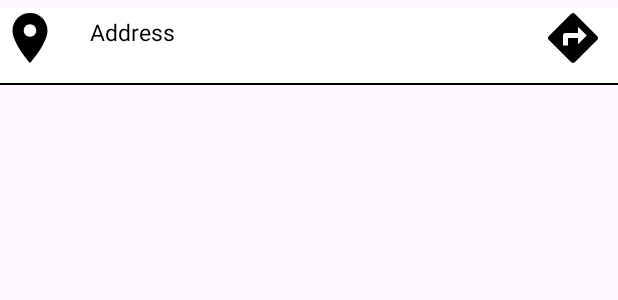
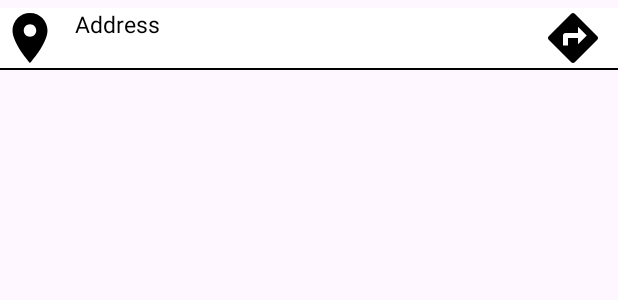
Before and after one commit to MaiManh15/MobileTest, an Android app: the layout row_address_model.xml on its own in the app's theme, with its tools: preview values and no code run, on a phone screen of 412 x 824 dp. Shown: the top 300 px of the screen. Run offline under Robolectric (Android 15) with nearby library versions, the phone set to English and light mode, and no system bars.

```diff
--- a/app/src/main/java/com/example/mobiletest/Datas/API/ApiService.kt
+++ b/app/src/main/java/com/example/mobiletest/Datas/API/ApiService.kt
@@ -10,5 +10,6 @@ interface ApiService {
     fun getLocations(
         @Query("q") query: String,
         @Query("apiKey") apiKey: String,
+        @Query("lang") lang:String
     ): Call<APIResModel>
 }
--- a/app/src/main/java/com/example/mobiletest/Datas/Model/AddressModel.kt
+++ b/app/src/main/java/com/example/mobiletest/Datas/Model/AddressModel.kt
@@ -1,7 +1,8 @@
 package com.example.mobiletest.Datas.Model
 
 data class AddressModel(
-    val label: String ?= null,
+    val label: String?=null,
+    val subdistrict: String ?= null,
     val countryCode: String?= null,
     val countryName: String?= null,
     val stateCode: String?= null,
--- a/app/src/main/res/layout/row_address_model.xml
+++ b/app/src/main/res/layout/row_address_model.xml
@@ -8,51 +8,47 @@
     android:layout_gravity="center_horizontal"
     android:layout_marginTop="5dp">
 
-    <RelativeLayout
+    <LinearLayout
         android:id="@+id/txt_and_btn"
         android:layout_width="match_parent"
-        android:layout_height="wrap_content">
+        android:layout_height="wrap_content"
+        android:orientation="horizontal"
+        android:gravity="center">
 
         <ImageView
             android:id="@+id/location_ic"
             android:layout_width="40dp"
             android:layout_height="40dp"
-            android:src="@drawable/baseline_location_on_40"
             android:background="@color/white"
-            android:layout_alignParentStart="true"
-            android:layout_marginEnd="10dp"
+            android:src="@drawable/ic_location_40"
             />
 
         <TextView
             android:id="@+id/address_txt"
-            android:layout_width="match_parent"
+            android:layout_width="0dp"
             android:layout_height="wrap_content"
-            android:lines="2"
-            android:layout_marginStart="10dp"
-            android:layout_marginTop="5dp"
-            android:layout_toStartOf="@id/img_btn"
-            android:layout_toEndOf="@id/location_ic"
+            android:layout_weight="1"
+            android:maxLines="4"
+            android:minLines="2"
             android:textSize="15sp"
             android:textColor="@color/black"
+            android:layout_marginStart="10dp"
             android:text="Address"/>
 
         <ImageView
             android:id="@+id/img_btn"
             android:layout_width="40dp"
             android:layout_height="40dp"
-
-            android:src="@drawable/baseline_directions_24"
+            android:src="@drawable/ic_directions_40"
             android:background="@color/white"
-            android:layout_alignParentEnd="true"
             android:layout_marginEnd="10dp"
             />
 
-    </RelativeLayout>
+    </LinearLayout>
 
     <View
         android:layout_width="match_parent"
         android:layout_height="1dp"
-        android:layout_marginTop="5dp"
         android:layout_below="@id/txt_and_btn"
         android:background="@color/black"/>
 
```
Also changed, not shown: app/src/main/java/com/example/mobiletest/UI/Home/HomeActivity.kt (+27 -7 lines), app/src/main/java/com/example/mobiletest/UI/Home/HomeAdapter.kt (+21 -18 lines), app/src/main/res/drawable/ic_directions_40.xml (renamed from app/src/main/res/drawable/baseline_directions_24.xml), app/src/main/res/drawable/ic_location_40.xml (renamed from app/src/main/res/drawable/baseline_location_on_40.xml).
